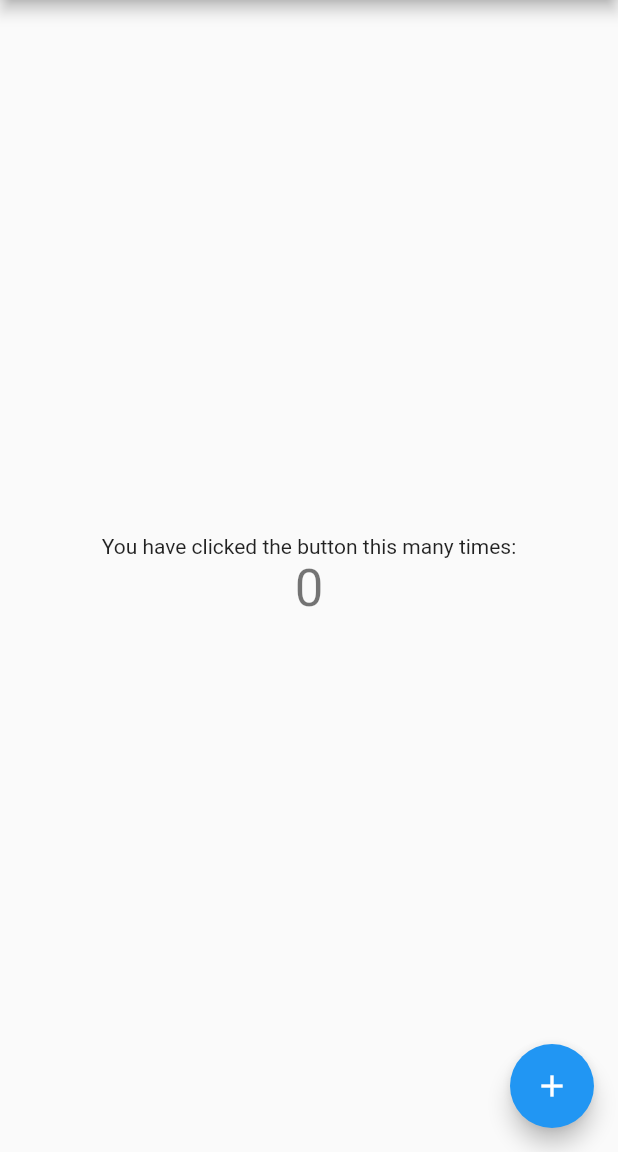
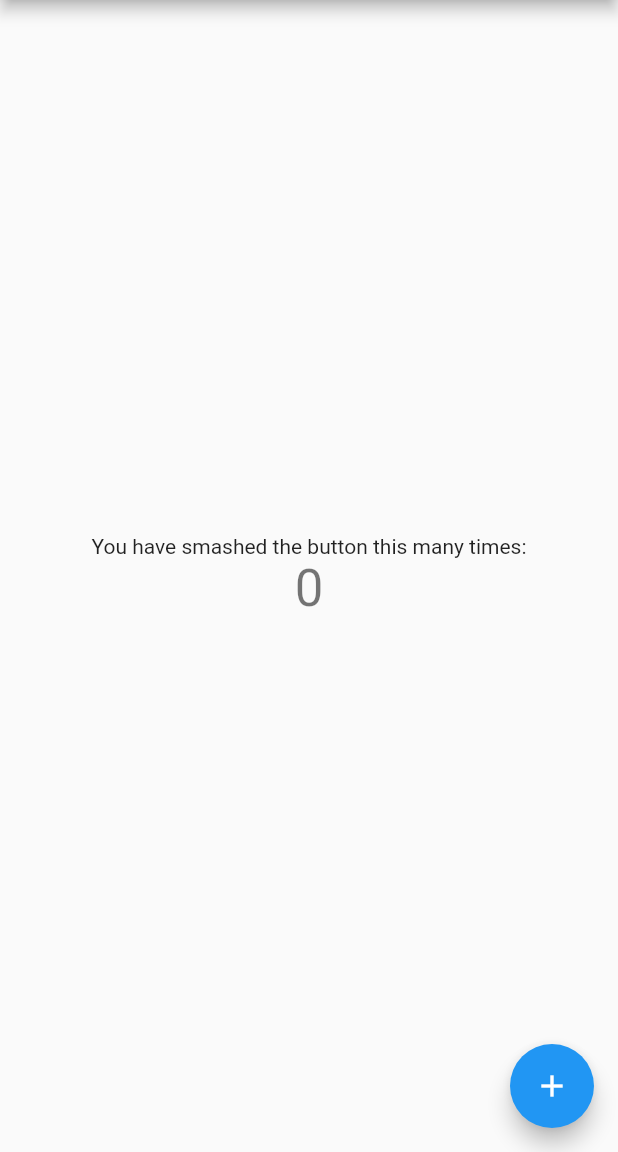
Before and after one commit to JasonSmith03/GNG2101, a Flutter app: the screen it shows after launch, on a phone screen of 412 x 824 dp, the part 84-1236 px from its top. Run offline on Flutter 3.47's test engine with Material 2 defaults, Android fonts, the phone set to English and light mode, and no system bars.

Commit message:
text change
just for test

```diff
--- a/test1/lib/main.dart
+++ b/test1/lib/main.dart
@@ -92,7 +92,7 @@ class _MyHomePageState extends State<MyHomePage> {
           mainAxisAlignment: MainAxisAlignment.center,
           children: <Widget>[
             Text(
-              'You have clicked the button this many times:',
+              'You have smashed the button this many times:',
             ),
             Text(
               '$_counter',
```
